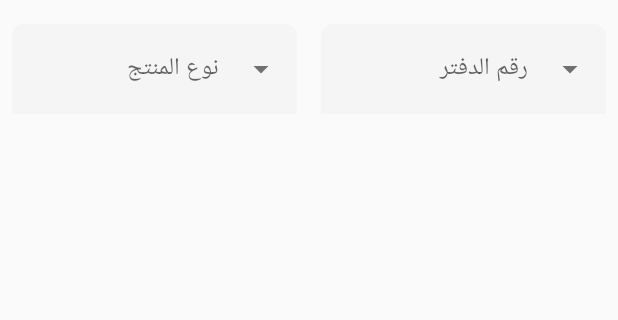
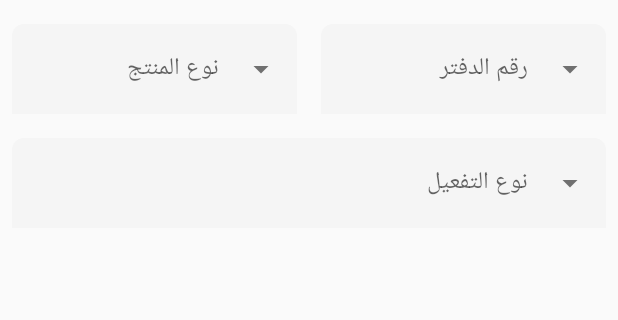
Before and after one commit to EslamMohamed3396/BellaCity, an Android app: the fragment AddGrnt2Fragment placed in its activity, on a phone screen of 412 x 824 dp, the part 128-448 px from its top. Run offline under Robolectric (Android 15) with nearby library versions, the phone set to English and light mode, and no system bars; our stand-ins replace RxJava, Timber, data binding, navigation-ui; network calls fail; 2 statements that could not run were skipped.

Commit message:
add grant second page

```diff
--- a/app/src/main/java/com/bellacity/data/network/ApiService.kt
+++ b/app/src/main/java/com/bellacity/data/network/ApiService.kt
@@ -1,8 +1,11 @@
 package com.bellacity.data.network
 
+import com.bellacity.data.model.activeType.response.ResponseActiveType
 import com.bellacity.data.model.bookNumber.request.BodyBookNumber
 import com.bellacity.data.model.bookNumber.response.ResponseBookNumber
 import com.bellacity.data.model.checkLogin.response.ResonseCheckLogin
+import com.bellacity.data.model.cobon.request.BodyCobon
+import com.bellacity.data.model.cobon.response.ResponseCobon
 import com.bellacity.data.model.distributor.response.ResponseDistributor
 import com.bellacity.data.model.login.request.BodyLogin
 import com.bellacity.data.model.login.response.ResponseLogin
@@ -42,4 +45,10 @@ interface ApiService {
     @POST(Constant.PRODUCT_TYPE_LIST)
     fun productType(): Single<ResponseProductType>
 
+    @POST(Constant.ACTIVE_TYPE_LIST)
+    fun activeType(): Single<ResponseActiveType>
+
+    @POST(Constant.COBON_LIST)
+    fun cobonList(@Body bodyCobon: BodyCobon): Single<ResponseCobon>
+
 }
--- a/app/src/main/java/com/bellacity/data/network/Client.kt
+++ b/app/src/main/java/com/bellacity/data/network/Client.kt
@@ -1,8 +1,11 @@
 package com.bellacity.data.network
 
+import com.bellacity.data.model.activeType.response.ResponseActiveType
 import com.bellacity.data.model.bookNumber.request.BodyBookNumber
 import com.bellacity.data.model.bookNumber.response.ResponseBookNumber
 import com.bellacity.data.model.checkLogin.response.ResonseCheckLogin
+import com.bellacity.data.model.cobon.request.BodyCobon
+import com.bellacity.data.model.cobon.response.ResponseCobon
 import com.bellacity.data.model.distributor.response.ResponseDistributor
 import com.bellacity.data.model.login.request.BodyLogin
 import com.bellacity.data.model.login.response.ResponseLogin
@@ -142,4 +145,12 @@ object Client {
         return apiService?.productType()!!
     }
 
+    fun activeType(): Single<ResponseActiveType> {
+        return apiService?.activeType()!!
+    }
+
+    fun cobonList(bodyCobon: BodyCobon): Single<ResponseCobon> {
+        return apiService?.cobonList(bodyCobon)!!
+    }
+
 }
--- a/app/src/main/java/com/bellacity/ui/fragment/addGrnt/AddGrntViewModel.kt
+++ b/app/src/main/java/com/bellacity/ui/fragment/addGrnt/AddGrntViewModel.kt
@@ -2,8 +2,11 @@ package com.bellacity.ui.fragment.addGrnt
 
 import androidx.lifecycle.LiveData
 import androidx.lifecycle.MutableLiveData
+import com.bellacity.data.model.activeType.response.ResponseActiveType
 import com.bellacity.data.model.bookNumber.request.BodyBookNumber
 import com.bellacity.data.model.bookNumber.response.ResponseBookNumber
+import com.bellacity.data.model.cobon.request.BodyCobon
+import com.bellacity.data.model.cobon.response.ResponseCobon
 import com.bellacity.data.model.distributor.response.ResponseDistributor
 import com.bellacity.data.model.productType.response.ResponseProductType
 import com.bellacity.data.model.tech.response.ResponseTech
@@ -43,4 +46,18 @@ class AddGrntViewModel : BaseViewModel() {
         return callApi(Client.getInstance()?.productType()!!, _productTypeMutableLiveData)
     }
 
+    private var _activeTypeMutableLiveData = MutableLiveData<Resource<ResponseActiveType>>()
+
+
+    fun activeType(): LiveData<Resource<ResponseActiveType>> {
+        return callApi(Client.getInstance()?.activeType()!!, _activeTypeMutableLiveData)
+    }
+
+    private var _cobonMutableLiveData = MutableLiveData<Resource<ResponseCobon>>()
+
+
+    fun cobonList(bodyCobon: BodyCobon): LiveData<Resource<ResponseCobon>> {
+        return callApi(Client.getInstance()?.cobonList(bodyCobon)!!, _cobonMutableLiveData)
+    }
+
 }
--- a/app/src/main/java/com/bellacity/utilities/Constant.kt
+++ b/app/src/main/java/com/bellacity/utilities/Constant.kt
@@ -20,6 +20,8 @@ object Constant {
     const val DISTRIBUTOR_LIST = BASE_ROUTS + "GetDistributorList"
     const val BOOK_NUMBER_LIST = BASE_ROUTS + "GetBookNoList"
     const val PRODUCT_TYPE_LIST = BASE_ROUTS + "GetGrntItemsTypeList"
+    const val ACTIVE_TYPE_LIST = BASE_ROUTS + "GetGrntTypeList"
+    const val COBON_LIST = BASE_ROUTS + "GetCobonList"
 
     //endregion
 
--- a/app/src/main/res/layout/fragment_add_grnt2.xml
+++ b/app/src/main/res/layout/fragment_add_grnt2.xml
@@ -80,5 +80,39 @@
 
         </com.google.android.material.textfield.TextInputLayout>
 
+        <com.google.android.material.textfield.TextInputLayout
+            android:id="@+id/active_type_input"
+            style="@style/DropDownTextInputLayoutStyle"
+            android:layout_width="0dp"
+            android:layout_height="wrap_content"
+            android:layout_marginTop="16dp"
+            app:errorEnabled="false"
+            app:hintEnabled="false"
+            app:layout_constraintEnd_toEndOf="@+id/book_number_input"
+            app:layout_constraintStart_toStartOf="@+id/product_type_input"
+            app:layout_constraintTop_toBottomOf="@+id/book_number_input">
+
+            <AutoCompleteTextView
+                android:id="@+id/auto_active_type"
+                android:layout_width="match_parent"
+                android:layout_height="60dp"
+                android:clickable="true"
+                android:drawableEnd="@drawable/ic_baseline_keyboard_arrow_down_24"
+                android:focusable="true"
+                android:focusableInTouchMode="false"
+                android:hint="@string/active_type"
+                android:inputType="none"
+                android:padding="8dp" />
+
+        </com.google.android.material.textfield.TextInputLayout>
+
+        <androidx.recyclerview.widget.RecyclerView
+            android:layout_width="0dp"
+            android:layout_height="wrap_content"
+            android:layout_marginTop="16dp"
+            app:layout_constraintEnd_toEndOf="@+id/active_type_input"
+            app:layout_constraintStart_toStartOf="@+id/active_type_input"
+            app:layout_constraintTop_toBottomOf="@+id/active_type_input" />
+
     </androidx.constraintlayout.widget.ConstraintLayout>
 </layout>
--- a/app/src/main/res/values/strings.xml
+++ b/app/src/main/res/values/strings.xml
@@ -24,5 +24,6 @@
     <string name="hello_blank_fragment">Hello blank fragment</string>
     <string name="book_number">رقم الدفتر</string>
     <string name="product_type">نوع المنتج</string>
+    <string name="active_type">نوع التفعيل</string>
 
 </resources>
```
Also changed, not shown: app/src/main/java/com/bellacity/data/model/activeType/response/GrntTypes.kt (added, +14 -0 lines), app/src/main/java/com/bellacity/data/model/activeType/response/ResponseActiveType.kt (added, +16 -0 lines), app/src/main/java/com/bellacity/data/model/cobon/request/BodyCobon.kt (added, +12 -0 lines), app/src/main/java/com/bellacity/data/model/cobon/response/ResponseCobon.kt (added, +18 -0 lines), app/src/main/java/com/bellacity/ui/fragment/addGrnt/AddGrnt2Fragment.kt (+75 -1 lines), app/src/main/res/layout/item_cobon_list.xml (added, +34 -0 lines), 1 other file.
